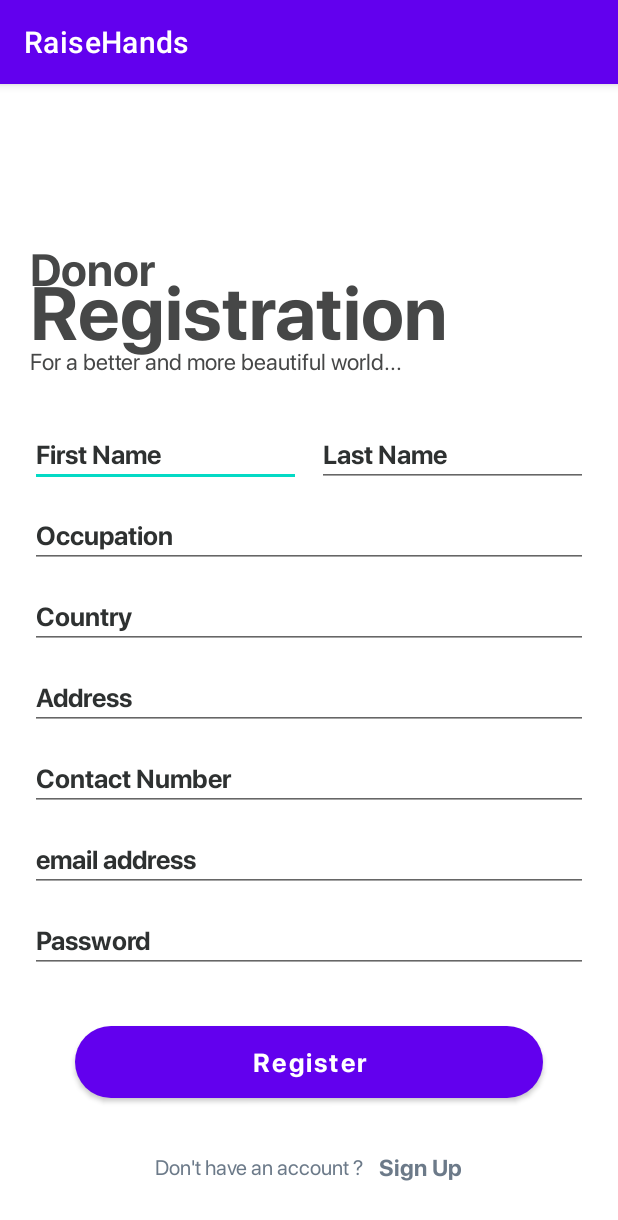
After one commit to SandeepaViduranga/RaiseHandsMobile, an Android app: the user_registration screen opened directly, with no data from a screen before it, on a phone screen of 412 x 824 dp. The commit adds this screen. Shown: the top 1220 px of the screen. Run offline under Robolectric (Android 15) with nearby library versions, the phone set to English and light mode, and no system bars.

Commit message:
login/register/payment

```diff
--- a/app/src/main/AndroidManifest.xml
+++ b/app/src/main/AndroidManifest.xml
@@ -9,7 +9,9 @@
         android:roundIcon="@mipmap/ic_launcher_round"
         android:supportsRtl="true"
         android:theme="@style/Theme.RaiseHands">
-        <activity android:name=".user_login"></activity>
+        <activity android:name=".user_donate"></activity>
+        <activity android:name=".user_registration" />
+        <activity android:name=".user_login" />
         <activity android:name=".user_project" />
         <activity android:name=".user_dashboard" />
         <activity android:name=".MainActivity">
--- /dev/null
+++ b/app/src/main/java/com/example/raisehands/user_registration.java
@@ -0,0 +1,14 @@
+package com.example.raisehands;
+
+import androidx.appcompat.app.AppCompatActivity;
+
+import android.os.Bundle;
+
+public class user_registration extends AppCompatActivity {
+
+    @Override
+    protected void onCreate(Bundle savedInstanceState) {
+        super.onCreate(savedInstanceState);
+        setContentView(R.layout.activity_user_registration);
+    }
+}
--- /dev/null
+++ b/app/src/main/res/layout/activity_user_registration.xml
@@ -0,0 +1,218 @@
+<?xml version="1.0" encoding="utf-8"?>
+<RelativeLayout xmlns:android="http://schemas.android.com/apk/res/android"
+    xmlns:app="http://schemas.android.com/apk/res-auto"
+    xmlns:tools="http://schemas.android.com/tools"
+    android:layout_width="match_parent"
+    android:layout_height="match_parent"
+    tools:context=".user_registration">
+
+    <androidx.core.widget.NestedScrollView
+        android:layout_width="match_parent"
+        android:layout_height="wrap_content"
+        android:layout_alignParentBottom="true"
+        android:layout_marginBottom="35dp">
+
+        <LinearLayout
+            android:layout_width="match_parent"
+            android:layout_height="wrap_content"
+            android:gravity="center"
+            android:orientation="vertical">
+
+            <TextView
+                android:id="@+id/textView10"
+                android:layout_width="match_parent"
+                android:layout_height="wrap_content"
+                android:layout_marginLeft="20dp"
+                android:layout_marginRight="20dp"
+                android:fontFamily="@font/sf_pro_bold"
+                android:text="Donor"
+                android:textColor="@color/grey2"
+                android:textSize="30sp" />
+
+            <TextView
+                android:id="@+id/textView11"
+                android:layout_width="match_parent"
+                android:layout_height="wrap_content"
+                android:layout_marginLeft="20dp"
+                android:layout_marginTop="-25dp"
+                android:layout_marginRight="20dp"
+                android:fontFamily="@font/sf_pro_bold"
+                android:text="Registration"
+                android:textColor="@color/grey2"
+                android:textSize="50sp" />
+
+            <TextView
+                android:id="@+id/no_id"
+                android:layout_width="match_parent"
+                android:layout_height="wrap_content"
+                android:layout_marginLeft="20dp"
+                android:layout_marginTop="-10dp"
+                android:layout_marginRight="20dp"
+                android:layout_marginBottom="30dp"
+                android:fontFamily="@font/sf_pro_regular"
+                android:text="For a better and more beautiful world..."
+                android:textColor="@color/grey2"
+                android:textSize="15sp" />
+
+            <LinearLayout
+                android:layout_width="match_parent"
+                android:layout_height="wrap_content"
+                android:orientation="horizontal"
+                android:weightSum="2">
+
+                <EditText
+                    android:layout_weight="1"
+                    android:layout_width="0dp"
+                    android:layout_height="wrap_content"
+                    android:layout_marginLeft="20dp"
+                    android:layout_marginRight="5dp"
+                    android:layout_marginBottom="10dp"
+                    android:fontFamily="@font/sf_pro_bold"
+                    android:hint="First Name"
+                    android:inputType="textPersonName"
+                    android:textColor="@color/white"
+                    android:textColorHint="#2e3131"
+                    android:textSize="17sp" />
+
+                <EditText
+                    android:layout_weight="1"
+                    android:layout_width="0dp"
+                    android:layout_height="wrap_content"
+                    android:layout_marginLeft="5dp"
+                    android:layout_marginRight="20dp"
+                    android:layout_marginBottom="10dp"
+                    android:fontFamily="@font/sf_pro_bold"
+                    android:hint="Last Name"
+                    android:inputType="textPersonName"
+                    android:textColor="@color/white"
+                    android:textColorHint="#2e3131"
+                    android:textSize="17sp" />
+
+            </LinearLayout>
+
+            <EditText
+                android:layout_width="match_parent"
+                android:layout_height="wrap_content"
+                android:layout_marginLeft="20dp"
+                android:layout_marginRight="20dp"
+                android:layout_marginBottom="10dp"
+                android:fontFamily="@font/sf_pro_bold"
+                android:hint="Occupation"
+                android:inputType="textPersonName"
+                android:textColor="@color/white"
+                android:textColorHint="#2e3131"
+                android:textSize="17sp" />
+
+            <EditText
+                android:layout_width="match_parent"
+                android:layout_height="wrap_content"
+                android:layout_marginLeft="20dp"
+                android:layout_marginRight="20dp"
+                android:layout_marginBottom="10dp"
+                android:fontFamily="@font/sf_pro_bold"
+                android:hint="Country"
+                android:inputType="number"
+                android:textColor="@color/white"
+                android:textColorHint="#2e3131"
+                android:textSize="17sp" />
+
+            <EditText
+                android:layout_width="match_parent"
+                android:layout_height="wrap_content"
+                android:layout_marginLeft="20dp"
+                android:layout_marginRight="20dp"
+                android:layout_marginBottom="10dp"
+                android:fontFamily="@font/sf_pro_bold"
+                android:hint="Address"
+                android:inputType="number"
+                android:textColor="@color/white"
+                android:textColorHint="#2e3131"
+                android:textSize="17sp" />
+
+            <EditText
+                android:layout_width="match_parent"
+                android:layout_height="wrap_content"
+                android:layout_marginLeft="20dp"
+                android:layout_marginRight="20dp"
+                android:layout_marginBottom="10dp"
+                android:fontFamily="@font/sf_pro_bold"
+                android:hint="Contact Number"
+                android:inputType="text"
+                android:textColor="@color/white"
+                android:textColorHint="#2e3131"
+                android:textSize="17sp" />
+
+            <EditText
+                android:layout_width="match_parent"
+                android:layout_height="wrap_content"
+                android:layout_marginLeft="20dp"
+                android:layout_marginRight="20dp"
+                android:layout_marginBottom="10dp"
+                android:fontFamily="@font/sf_pro_bold"
+                android:hint="email address"
+                android:inputType="textEmailAddress"
+                android:textColor="@color/white"
+                android:textColorHint="#2e3131"
+                android:textSize="17sp" />
+
+            <EditText
+                android:layout_width="match_parent"
+                android:layout_height="wrap_content"
+                android:layout_marginLeft="20dp"
+                android:layout_marginRight="20dp"
+                android:layout_marginBottom="35dp"
+                android:fontFamily="@font/sf_pro_bold"
+                android:hint="Password"
+                android:inputType="textPassword"
+                android:textColor="@color/white"
+                android:textColorHint="#2e3131"
+                android:textSize="17sp" />
+
+
+            <Button
+                android:id="@+id/register"
+                android:layout_width="match_parent"
+                android:layout_height="wrap_content"
+                android:layout_marginLeft="50dp"
+                android:layout_marginRight="50dp"
+                android:layout_marginBottom="35dp"
+                android:background="@drawable/button_white"
+                android:fontFamily="@font/sf_pro_bold"
+                android:text="Register"
+                android:textAllCaps="false"
+                android:textColor="@color/white"
+                android:textSize="17sp" />
+
+            <LinearLayout
+                android:layout_width="match_parent"
+                android:layout_height="wrap_content"
+                android:layout_marginLeft="50dp"
+                android:layout_marginRight="50dp"
+                android:gravity="center"
+                android:orientation="horizontal">
+
+                <TextView
+                    android:layout_width="wrap_content"
+                    android:layout_height="wrap_content"
+                    android:fontFamily="@font/sf_pro_regular"
+                    android:text="Don't have an account ?"
+                    android:textColor="#6c7a89"
+                    android:textSize="14dp" />
+
+                <TextView
+                    android:layout_width="wrap_content"
+                    android:layout_height="wrap_content"
+                    android:layout_marginLeft="10dp"
+                    android:fontFamily="@font/sf_pro_bold"
+                    android:gravity="left"
+                    android:text="Sign Up"
+                    android:textColor="#6c7a89"
+                    android:textSize="15dp" />
+
+            </LinearLayout>
+
+        </LinearLayout>
+
+    </androidx.core.widget.NestedScrollView>
+
+</RelativeLayout>
```
Also changed, not shown: app/src/main/java/com/example/raisehands/user_donate.java (added, +14 -0 lines), app/src/main/res/layout/activity_user_donate.xml (added, +250 -0 lines), app/src/main/res/layout/activity_user_login.xml (+146 -0 lines).
